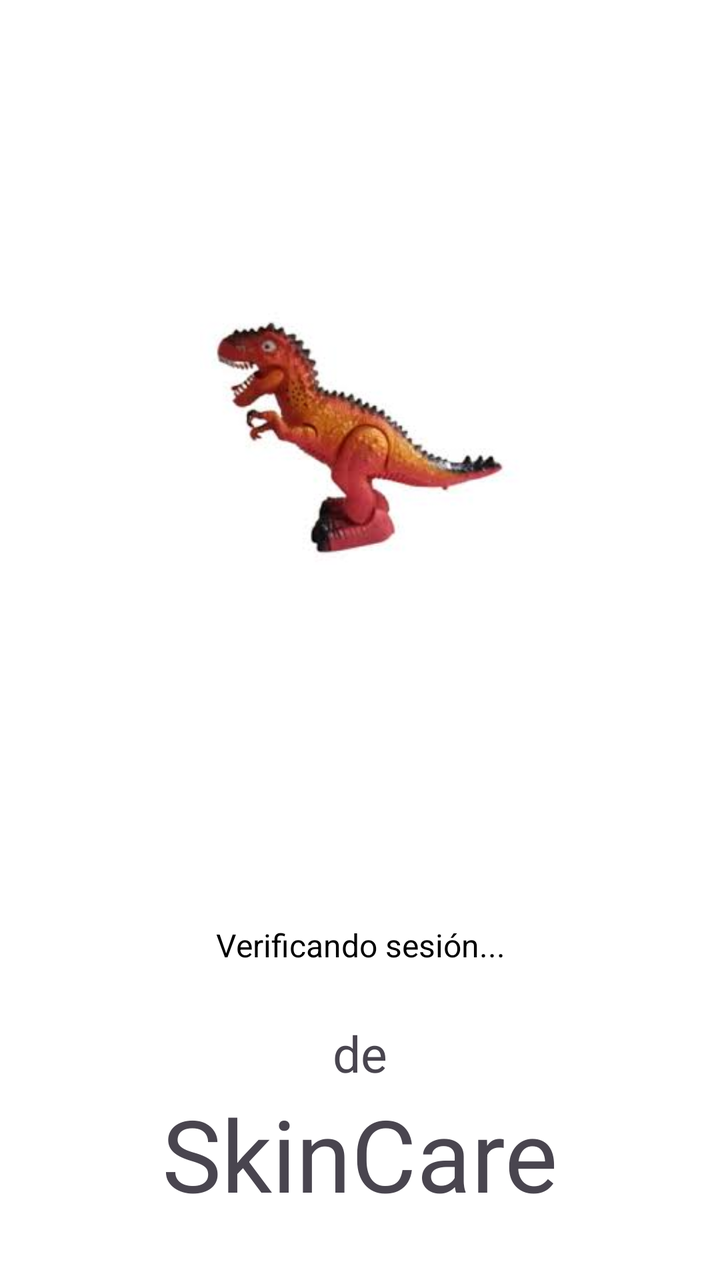
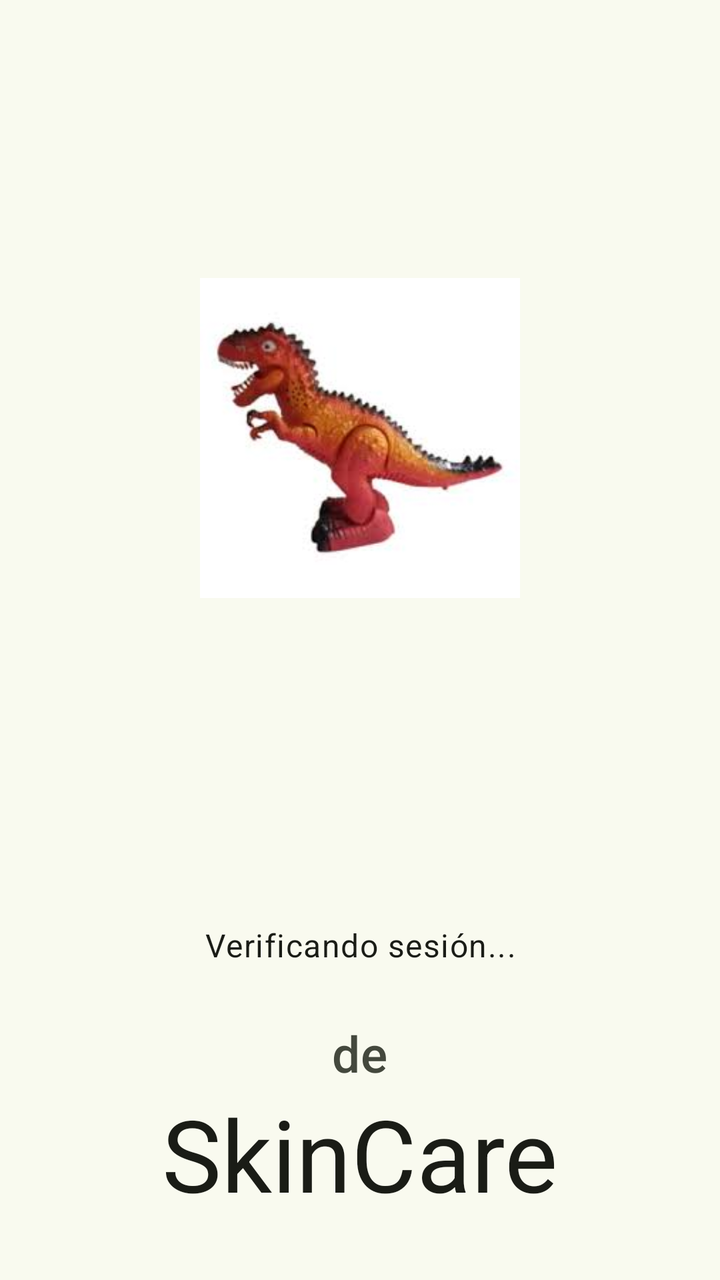

Compare the two renders of this Android layout. The source of the first and the diff that turns it into the second are given below.
<!-- AndroidManifest.xml: activity theme Theme.SkinCare_TFM -->
<!-- res/layout/activity_session_check.xml -->
<?xml version="1.0" encoding="utf-8"?>
<androidx.constraintlayout.widget.ConstraintLayout xmlns:android="http://schemas.android.com/apk/res/android"
    xmlns:app="http://schemas.android.com/apk/res-auto"
    xmlns:tools="http://schemas.android.com/tools"
    android:layout_width="match_parent"
    android:layout_height="match_parent"
    android:background="@color/white"
    tools:context=".login.SessionCheckActivity">

    
    <ImageView
        android:id="@+id/logoImageView"
        android:layout_width="0dp"
        android:layout_height="0dp"
        android:layout_marginStart="100dp"
        android:layout_marginTop="80dp"
        android:layout_marginEnd="100dp"
        android:layout_marginBottom="40dp"
        android:contentDescription="@string/app_logo_description"
        app:layout_constraintBottom_toTopOf="@+id/loadingProgressBar"
        app:layout_constraintEnd_toEndOf="parent"
        app:layout_constraintStart_toStartOf="parent"
        app:layout_constraintTop_toTopOf="parent"
        app:srcCompat="@drawable/dinosaur" />

    
    <ProgressBar
        android:id="@+id/loadingProgressBar"
        style="?android:attr/progressBarStyle"
        android:layout_width="wrap_content"
        android:layout_height="wrap_content"
        android:layout_marginBottom="16dp"
        android:indeterminate="true"
        app:layout_constraintBottom_toTopOf="@+id/statusTextView"
        app:layout_constraintEnd_toEndOf="parent"
        app:layout_constraintStart_toStartOf="parent" />

    
    <TextView
        android:id="@+id/statusTextView"
        android:layout_width="wrap_content"
        android:layout_height="wrap_content"
        android:layout_marginBottom="60dp"
        android:text="@string/session_check_verifying"
        android:textSize="16sp"
        android:textColor="@color/black"
        android:gravity="center"
        app:layout_constraintBottom_toTopOf="@+id/skinCareTextView"
        app:layout_constraintEnd_toEndOf="parent"
        app:layout_constraintStart_toStartOf="parent" />

    
    <TextView
        android:id="@+id/skinCareTextView"
        android:layout_width="wrap_content"
        android:layout_height="wrap_content"
        android:layout_marginBottom="30dp"
        android:text="SkinCare"
        android:textSize="50sp"
        android:transitionName="textTrans"
        app:layout_constraintBottom_toBottomOf="parent"
        app:layout_constraintEnd_toEndOf="parent"
        app:layout_constraintStart_toStartOf="parent" />

    <TextView
        android:id="@+id/deTextView"
        android:layout_width="wrap_content"
        android:layout_height="wrap_content"
        android:text="de"
        android:textSize="25sp"
        app:layout_constraintBottom_toTopOf="@+id/skinCareTextView"
        app:layout_constraintEnd_toEndOf="parent"
        app:layout_constraintStart_toStartOf="parent" />

    
    <TextView
        android:id="@+id/errorMessageTextView"
        android:layout_width="0dp"
        android:layout_height="wrap_content"
        android:layout_marginStart="32dp"
        android:layout_marginEnd="32dp"
        android:layout_marginBottom="16dp"
        android:background="@drawable/rounded_background_dark"
        android:padding="16dp"
        android:text="@string/session_check_error_generic"
        android:textColor="@color/white"
        android:textSize="14sp"
        android:gravity="center"
        android:visibility="gone"
        app:layout_constraintBottom_toTopOf="@+id/retryButton"
        app:layout_constraintEnd_toEndOf="parent"
        app:layout_constraintStart_toStartOf="parent" />

    
    <Button
        android:id="@+id/retryButton"
        android:layout_width="wrap_content"
        android:layout_height="wrap_content"
        android:layout_marginBottom="80dp"
        android:text="@string/ui_retry"
        android:visibility="gone"
        app:layout_constraintBottom_toTopOf="@+id/deTextView"
        app:layout_constraintEnd_toEndOf="parent"
        app:layout_constraintStart_toStartOf="parent" />

</androidx.constraintlayout.widget.ConstraintLayout>
<!-- resources referenced by this layout -->
<resources>
  <color name="black">#FF000000</color>
  <color name="white">#FFFFFFFF</color>
  <!-- drawable rounded_background_dark (drawable) -->
  <?xml version="1.0" encoding="utf-8"?>
  <shape xmlns:android="http://schemas.android.com/apk/res/android"
      android:shape="rectangle">
      <solid android:color="#80000000" />
      <corners android:radius="8dp" />
  </shape>
  <string name="app_logo_description">Logo de la aplicación SkinCare</string>
  <string name="session_check_error_generic">Error al verificar la sesión. Por favor, inténtalo de nuevo.</string>
  <string name="session_check_verifying">Verificando sesión...</string>
  <string name="ui_retry">Reintentar</string>
  <style name="Theme.SkinCare_TFM" parent="Base.Theme.SkinCare_TFM" />
  <color name="md_theme_primary">#4C662B</color>
  <color name="md_theme_onPrimary">#FFFFFF</color>
  <color name="md_theme_primaryContainer">#CDEDA3</color>
  <color name="md_theme_onPrimaryContainer">#354E16</color>
  <color name="md_theme_secondary">#586249</color>
  <color name="md_theme_onSecondary">#FFFFFF</color>
  <color name="md_theme_secondaryContainer">#DCE7C8</color>
  <color name="md_theme_onSecondaryContainer">#404A33</color>
  <color name="md_theme_tertiary">#386663</color>
  <color name="md_theme_onTertiary">#FFFFFF</color>
  <color name="md_theme_tertiaryContainer">#BCECE7</color>
  <color name="md_theme_onTertiaryContainer">#1F4E4B</color>
  <color name="md_theme_error">#BA1A1A</color>
  <color name="md_theme_onError">#FFFFFF</color>
  <color name="md_theme_errorContainer">#FFDAD6</color>
  <color name="md_theme_onErrorContainer">#93000A</color>
  <color name="md_theme_background">#F9FAEF</color>
  <color name="md_theme_onBackground">#1A1C16</color>
  <color name="md_theme_surface">#F9FAEF</color>
  <color name="md_theme_onSurface">#1A1C16</color>
  <color name="md_theme_surfaceVariant">#E1E4D5</color>
  <color name="md_theme_onSurfaceVariant">#44483D</color>
  <color name="md_theme_outline">#75796C</color>
  <color name="md_theme_outlineVariant">#C5C8BA</color>
  <color name="md_theme_inverseSurface">#2F312A</color>
  <color name="md_theme_inverseOnSurface">#F1F2E6</color>
  <color name="md_theme_inversePrimary">#B1D18A</color>
  <color name="md_theme_primaryFixed">#CDEDA3</color>
  <color name="md_theme_onPrimaryFixed">#102000</color>
  <color name="md_theme_primaryFixedDim">#B1D18A</color>
  <color name="md_theme_onPrimaryFixedVariant">#354E16</color>
  <color name="md_theme_secondaryFixed">#DCE7C8</color>
  <color name="md_theme_onSecondaryFixed">#151E0B</color>
  <color name="md_theme_secondaryFixedDim">#BFCBAD</color>
  <color name="md_theme_onSecondaryFixedVariant">#404A33</color>
  <color name="md_theme_tertiaryFixed">#BCECE7</color>
  <color name="md_theme_onTertiaryFixed">#00201E</color>
  <color name="md_theme_tertiaryFixedDim">#A0D0CB</color>
  <color name="md_theme_onTertiaryFixedVariant">#1F4E4B</color>
  <color name="md_theme_surfaceDim">#DADBD0</color>
  <color name="md_theme_surfaceBright">#F9FAEF</color>
  <color name="md_theme_surfaceContainerLowest">#FFFFFF</color>
  <color name="md_theme_surfaceContainerLow">#F3F4E9</color>
  <color name="md_theme_surfaceContainer">#EEEFE3</color>
  <color name="md_theme_surfaceContainerHigh">#E8E9DE</color>
  <color name="md_theme_surfaceContainerHighest">#E2E3D8</color>
  <!-- unchanged entries left out for length: 2 -->
</resources>

<!-- the commit's change to res/layout/activity_session_check.xml (unified diff, before → after) -->
@@ -4,7 +4,7 @@
     xmlns:tools="http://schemas.android.com/tools"
     android:layout_width="match_parent"
     android:layout_height="match_parent"
-    android:background="@color/white"
+    android:background="?attr/colorSurface"
     tools:context=".login.SessionCheckActivity">
 
     
@@ -31,6 +31,7 @@
         android:layout_height="wrap_content"
         android:layout_marginBottom="16dp"
         android:indeterminate="true"
+        android:indeterminateTint="?attr/colorPrimary"
         app:layout_constraintBottom_toTopOf="@+id/statusTextView"
         app:layout_constraintEnd_toEndOf="parent"
         app:layout_constraintStart_toStartOf="parent" />
@@ -43,7 +44,8 @@
         android:layout_marginBottom="60dp"
         android:text="@string/session_check_verifying"
         android:textSize="16sp"
-        android:textColor="@color/black"
+        android:textColor="?attr/colorOnSurface"
+        android:textAppearance="?attr/textAppearanceBodyLarge"
         android:gravity="center"
         app:layout_constraintBottom_toTopOf="@+id/skinCareTextView"
         app:layout_constraintEnd_toEndOf="parent"
@@ -57,6 +59,8 @@
         android:layout_marginBottom="30dp"
         android:text="SkinCare"
         android:textSize="50sp"
+        android:textColor="?attr/colorOnSurface"
+        android:textAppearance="?attr/textAppearanceHeadlineLarge"
         android:transitionName="textTrans"
         app:layout_constraintBottom_toBottomOf="parent"
         app:layout_constraintEnd_toEndOf="parent"
@@ -68,6 +72,8 @@
         android:layout_height="wrap_content"
         android:text="de"
         android:textSize="25sp"
+        android:textColor="?attr/colorOnSurfaceVariant"
+        android:textAppearance="?attr/textAppearanceTitleMedium"
         app:layout_constraintBottom_toTopOf="@+id/skinCareTextView"
         app:layout_constraintEnd_toEndOf="parent"
         app:layout_constraintStart_toStartOf="parent" />
@@ -85,6 +91,7 @@
         android:text="@string/session_check_error_generic"
         android:textColor="@color/white"
         android:textSize="14sp"
+        android:textAppearance="?attr/textAppearanceBodyMedium"
         android:gravity="center"
         android:visibility="gone"
         app:layout_constraintBottom_toTopOf="@+id/retryButton"
@@ -92,13 +99,15 @@
         app:layout_constraintStart_toStartOf="parent" />
 
     
-    <Button
+    <com.google.android.material.button.MaterialButton
         android:id="@+id/retryButton"
         android:layout_width="wrap_content"
         android:layout_height="wrap_content"
         android:layout_marginBottom="80dp"
         android:text="@string/ui_retry"
+        android:textAppearance="?attr/textAppearanceLabelLarge"
         android:visibility="gone"
+        style="@style/Widget.SkinCare_TFM.Button"
         app:layout_constraintBottom_toTopOf="@+id/deTextView"
         app:layout_constraintEnd_toEndOf="parent"
         app:layout_constraintStart_toStartOf="parent" />
<!-- resource entries referenced after the edit -->
@@ -1,6 +1,5 @@
 <!-- resources referenced by this layout -->
 <resources>
-  <color name="black">#FF000000</color>
   <color name="white">#FFFFFFFF</color>
   <!-- drawable rounded_background_dark (drawable) -->
   <?xml version="1.0" encoding="utf-8"?>
@@ -13,6 +12,11 @@
   <string name="session_check_error_generic">Error al verificar la sesión. Por favor, inténtalo de nuevo.</string>
   <string name="session_check_verifying">Verificando sesión...</string>
   <string name="ui_retry">Reintentar</string>
+  <style name="Widget.SkinCare_TFM.Button" parent="Widget.Material3.Button">
+          <item name="android:textAppearance">@style/TextAppearance.Material3.LabelLarge</item>
+          <item name="cornerRadius">24dp</item>
+          <item name="android:minHeight">48dp</item>
+      </style>
   <style name="Theme.SkinCare_TFM" parent="Base.Theme.SkinCare_TFM" />
   <color name="md_theme_primary">#4C662B</color>
   <color name="md_theme_onPrimary">#FFFFFF</color>
